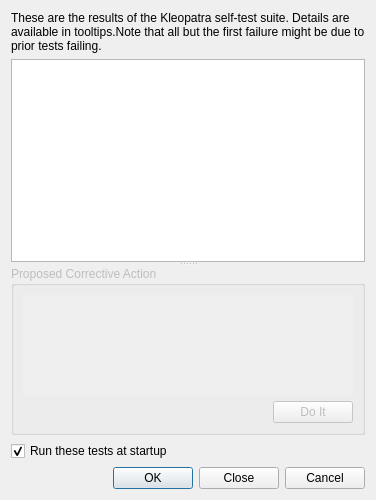
The window that dialogs/selftestdialog.ui (sensama/kleopatra) describes before a commit, drawn with Qt 5.
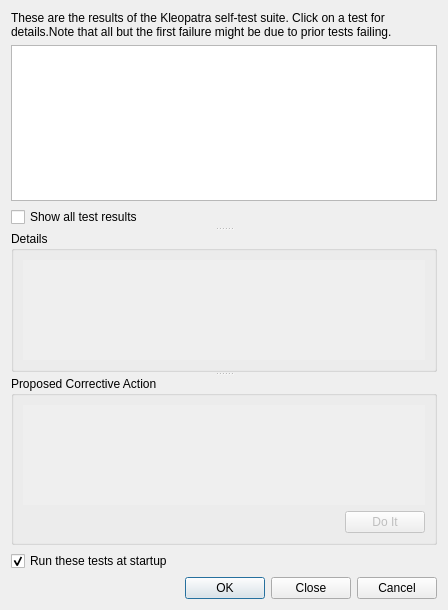
The same window after the commit. Custom widgets are drawn as their Qt base class.

Commit message:
SVN_MERGE: Merged revisions 1106657 via svnmerge from svn+ssh://tmcguire@svn.kde.org/home/kde/branches/kdepim/enterprise4/kdepim
........
  r1106657 | mutz | 2010-03-23 15:36:16 +0100 (Tue, 23 Mar 2010) | 5 lines

  SelfTestDialog: beautification

  - By default, hide all the tests that passed
  - Unless a skipped or failed test is selected, hide the explanation groupboxes
  - Instead of hiding the error in the tooltips, provide a new Details groupbox
........

What changed in the file:
```diff
--- a/dialogs/selftestdialog.ui
+++ b/dialogs/selftestdialog.ui
@@ -5,21 +5,21 @@
    <rect>
     <x>0</x>
     <y>0</y>
-    <width>376</width>
-    <height>500</height>
+    <width>448</width>
+    <height>610</height>
    </rect>
   </property>
   <property name="windowTitle" >
    <string>Kleopatra Self-Test Results</string>
   </property>
-  <layout class="QVBoxLayout" name="verticalLayout_3" >
+  <layout class="QVBoxLayout" name="verticalLayout_6" >
    <property name="sizeConstraint" >
     <enum>QLayout::SetMinimumSize</enum>
    </property>
    <item>
     <widget class="QLabel" name="label" >
      <property name="text" >
-      <string comment="@info" >&lt;para>These are the results of the Kleopatra self-test suite. Details are available in tooltips.&lt;/para>&lt;para>Note that all but the first failure might be due to prior tests failing.&lt;/para></string>
+      <string comment="@info" >&lt;para>These are the results of the Kleopatra self-test suite. Click on a test for details.&lt;/para>&lt;para>Note that all but the first failure might be due to prior tests failing.&lt;/para></string>
      </property>
      <property name="wordWrap" >
       <bool>true</bool>
@@ -31,9 +31,9 @@
      <property name="orientation" >
       <enum>Qt::Vertical</enum>
      </property>
-     <property name="childrenCollapsible" >
-      <bool>false</bool>
-     </property>
+     <widget class="QWidget" name="layoutWidget" >
+      <layout class="QVBoxLayout" name="verticalLayout_5" >
+       <item>
      <widget class="QTreeView" name="resultsTV" >
       <property name="sizePolicy" >
        <sizepolicy vsizetype="Expanding" hsizetype="Expanding" >
@@ -54,10 +54,65 @@
        <bool>true</bool>
       </property>
      </widget>
+       </item>
+       <item>
+        <widget class="QCheckBox" name="showAllCB" >
+         <property name="text" >
+          <string>Show all test results</string>
+         </property>
+        </widget>
+       </item>
+      </layout>
+     </widget>
+     <widget class="QGroupBox" name="detailsGB" >
+      <property name="title" >
+       <string>Details</string>
+      </property>
+      <layout class="QVBoxLayout" name="verticalLayout_3" >
+       <item>
+        <widget class="Kleo::ScrollArea" name="scrollArea_2" >
+         <property name="minimumSize" >
+          <size>
+           <width>0</width>
+           <height>100</height>
+          </size>
+         </property>
+         <property name="frameShape" >
+          <enum>QFrame::NoFrame</enum>
+         </property>
+         <property name="horizontalScrollBarPolicy" >
+          <enum>Qt::ScrollBarAlwaysOff</enum>
+         </property>
+         <widget class="QWidget" name="scrollAreaWidgetContents_2" >
+          <property name="geometry" >
+           <rect>
+            <x>0</x>
+            <y>0</y>
+            <width>336</width>
+            <height>100</height>
+           </rect>
+          </property>
+          <layout class="QVBoxLayout" name="verticalLayout_4" >
+           <property name="margin" >
+            <number>0</number>
+           </property>
+           <item>
+            <widget class="QLabel" name="detailsLB" >
+             <property name="textFormat" >
+              <enum>Qt::RichText</enum>
+             </property>
+             <property name="wordWrap" >
+              <bool>true</bool>
+             </property>
+            </widget>
+           </item>
+          </layout>
+         </widget>
+        </widget>
+       </item>
+      </layout>
+     </widget>
      <widget class="QGroupBox" name="proposedCorrectiveActionGB" >
-      <property name="enabled" >
-       <bool>false</bool>
-      </property>
       <property name="title" >
        <string>Proposed Corrective Action</string>
       </property>
@@ -91,6 +146,9 @@
            </property>
            <item>
             <widget class="QLabel" name="proposedCorrectiveActionLB" >
+             <property name="textFormat" >
+              <enum>Qt::RichText</enum>
+             </property>
              <property name="wordWrap" >
               <bool>true</bool>
              </property>
```
Lines whose indentation alone changed are shown as unchanged. The commit also changes 1 other file.
